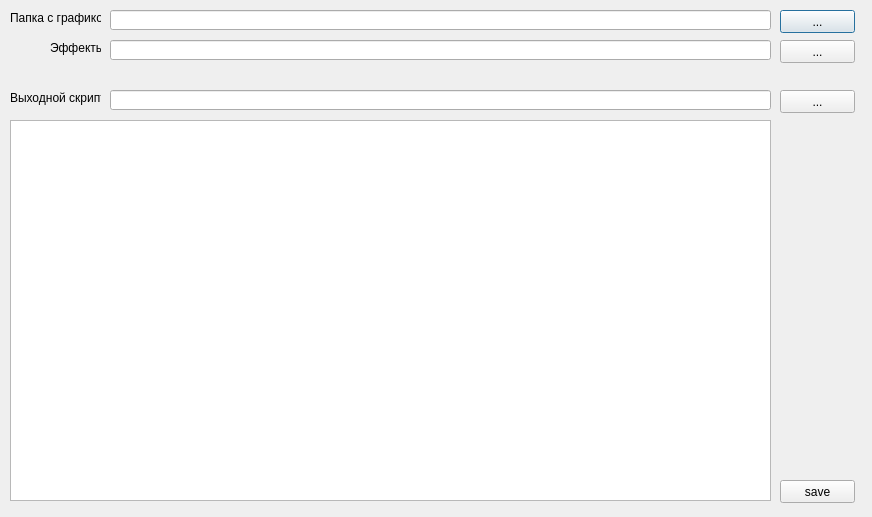
The window that MakeSprites/makesprites.ui (yozka/MakeSprite) describes before a commit, drawn with Qt 5.
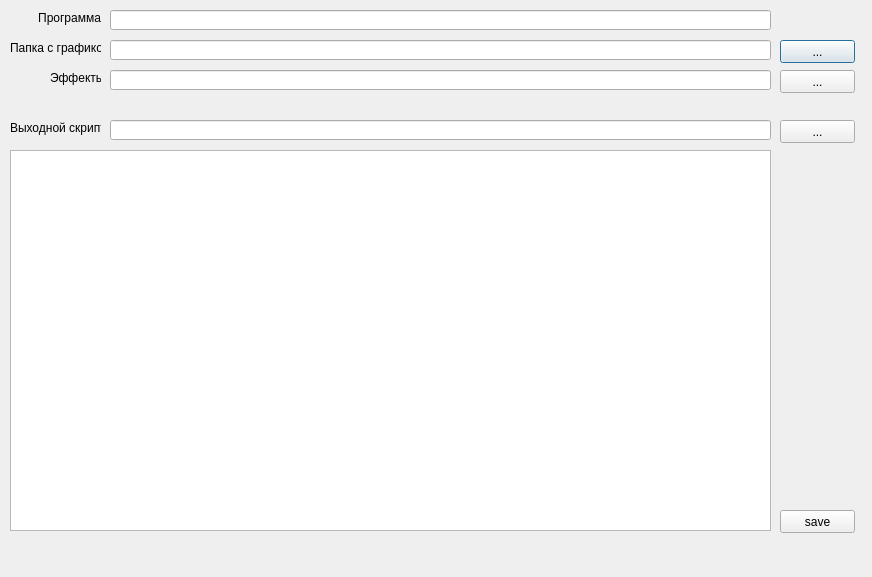
The same window after the commit.

Commit message: Добавление настроек о разделении по проекту

```diff
--- a/MakeSprites/makesprites.ui
+++ b/MakeSprites/makesprites.ui
@@ -7,7 +7,7 @@
     <x>0</x>
     <y>0</y>
     <width>872</width>
-    <height>517</height>
+    <height>577</height>
    </rect>
   </property>
   <property name="windowTitle">
@@ -17,7 +17,7 @@
    <property name="geometry">
     <rect>
      <x>110</x>
-     <y>10</y>
+     <y>40</y>
      <width>661</width>
      <height>20</height>
     </rect>
@@ -27,7 +27,7 @@
    <property name="geometry">
     <rect>
      <x>10</x>
-     <y>10</y>
+     <y>40</y>
      <width>91</width>
      <height>16</height>
     </rect>
@@ -40,7 +40,7 @@
    <property name="geometry">
     <rect>
      <x>780</x>
-     <y>10</y>
+     <y>40</y>
      <width>75</width>
      <height>23</height>
     </rect>
@@ -53,7 +53,7 @@
    <property name="geometry">
     <rect>
      <x>780</x>
-     <y>480</y>
+     <y>510</y>
      <width>75</width>
      <height>23</height>
     </rect>
@@ -66,7 +66,7 @@
    <property name="geometry">
     <rect>
      <x>10</x>
-     <y>120</y>
+     <y>150</y>
      <width>761</width>
      <height>381</height>
     </rect>
@@ -76,7 +76,7 @@
    <property name="geometry">
     <rect>
      <x>780</x>
-     <y>90</y>
+     <y>120</y>
      <width>75</width>
      <height>23</height>
     </rect>
@@ -89,7 +89,7 @@
    <property name="geometry">
     <rect>
      <x>110</x>
-     <y>90</y>
+     <y>120</y>
      <width>661</width>
      <height>20</height>
     </rect>
@@ -99,7 +99,7 @@
    <property name="geometry">
     <rect>
      <x>10</x>
-     <y>90</y>
+     <y>120</y>
      <width>91</width>
      <height>16</height>
     </rect>
@@ -112,7 +112,7 @@
    <property name="geometry">
     <rect>
      <x>50</x>
-     <y>40</y>
+     <y>70</y>
      <width>51</width>
      <height>16</height>
     </rect>
@@ -125,7 +125,7 @@
    <property name="geometry">
     <rect>
      <x>780</x>
-     <y>40</y>
+     <y>70</y>
      <width>75</width>
      <height>23</height>
     </rect>
@@ -138,7 +138,33 @@
    <property name="geometry">
     <rect>
      <x>110</x>
-     <y>40</y>
+     <y>70</y>
+     <width>661</width>
+     <height>20</height>
+    </rect>
+   </property>
+  </widget>
+  <widget class="QLabel" name="label_2">
+   <property name="geometry">
+    <rect>
+     <x>10</x>
+     <y>10</y>
+     <width>91</width>
+     <height>16</height>
+    </rect>
+   </property>
+   <property name="text">
+    <string>Программа</string>
+   </property>
+   <property name="alignment">
+    <set>Qt::AlignRight|Qt::AlignTrailing|Qt::AlignVCenter</set>
+   </property>
+  </widget>
+  <widget class="QLineEdit" name="settingName">
+   <property name="geometry">
+    <rect>
+     <x>110</x>
+     <y>10</y>
      <width>661</width>
      <height>20</height>
     </rect>
```
The commit also changes 1 other file.
